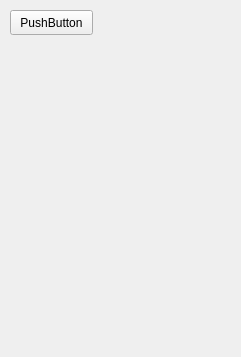
Qt form code/src/main/python/view/startview/start_view.ui (felixdittrich92/mission-uncuttable) before a commit.
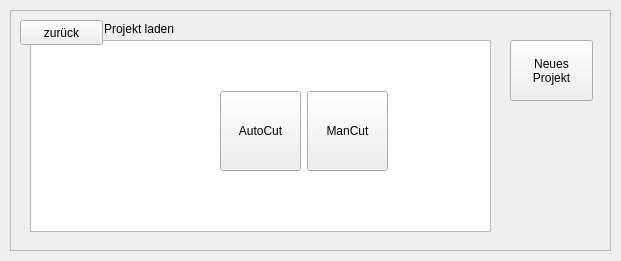
The same form after that commit.

Commit message:
#54 Implement and layout startview
Create layout of startview with buttons, listview, ...; Click on new_project_button switches frames; Click on manual_button opens videoeditor_view

```diff
--- a/code/src/main/python/view/startview/start_view.ui
+++ b/code/src/main/python/view/startview/start_view.ui
@@ -6,26 +6,139 @@
    <rect>
     <x>0</x>
     <y>0</y>
-    <width>241</width>
-    <height>357</height>
+    <width>621</width>
+    <height>261</height>
    </rect>
   </property>
   <property name="windowTitle">
    <string>UbiCut</string>
   </property>
   <widget class="QWidget" name="centralwidget">
-   <widget class="QPushButton" name="pushButton">
+   <widget class="QFrame" name="start_frame">
+    <property name="enabled">
+     <bool>true</bool>
+    </property>
     <property name="geometry">
      <rect>
       <x>10</x>
       <y>10</y>
-      <width>83</width>
-      <height>25</height>
+      <width>601</width>
+      <height>241</height>
      </rect>
     </property>
-    <property name="text">
-     <string>PushButton</string>
+    <property name="frameShape">
+     <enum>QFrame::StyledPanel</enum>
     </property>
+    <property name="frameShadow">
+     <enum>QFrame::Raised</enum>
+    </property>
+    <widget class="QPushButton" name="new_project_button">
+     <property name="geometry">
+      <rect>
+       <x>500</x>
+       <y>30</y>
+       <width>83</width>
+       <height>61</height>
+      </rect>
+     </property>
+     <property name="text">
+      <string>Neues 
+Projekt</string>
+     </property>
+    </widget>
+    <widget class="QListView" name="listView">
+     <property name="geometry">
+      <rect>
+       <x>20</x>
+       <y>30</y>
+       <width>461</width>
+       <height>192</height>
+      </rect>
+     </property>
+    </widget>
+    <widget class="QLabel" name="lbl_">
+     <property name="geometry">
+      <rect>
+       <x>20</x>
+       <y>10</y>
+       <width>191</width>
+       <height>17</height>
+      </rect>
+     </property>
+     <property name="text">
+      <string>Vorhandenes Projekt laden</string>
+     </property>
+    </widget>
+   </widget>
+   <widget class="QFrame" name="new_project_frame">
+    <property name="enabled">
+     <bool>true</bool>
+    </property>
+    <property name="geometry">
+     <rect>
+      <x>10</x>
+      <y>10</y>
+      <width>601</width>
+      <height>241</height>
+     </rect>
+    </property>
+    <property name="frameShape">
+     <enum>QFrame::StyledPanel</enum>
+    </property>
+    <property name="frameShadow">
+     <enum>QFrame::Raised</enum>
+    </property>
+    <widget class="QPushButton" name="back_button">
+     <property name="geometry">
+      <rect>
+       <x>10</x>
+       <y>10</y>
+       <width>83</width>
+       <height>25</height>
+      </rect>
+     </property>
+     <property name="text">
+      <string>zurück</string>
+     </property>
+    </widget>
+    <widget class="QWidget" name="">
+     <property name="geometry">
+      <rect>
+       <x>210</x>
+       <y>80</y>
+       <width>168</width>
+       <height>82</height>
+      </rect>
+     </property>
+     <layout class="QGridLayout" name="gridLayout">
+      <item row="0" column="0">
+       <widget class="QPushButton" name="auto_cut_button">
+        <property name="minimumSize">
+         <size>
+          <width>80</width>
+          <height>80</height>
+         </size>
+        </property>
+        <property name="text">
+         <string>AutoCut</string>
+        </property>
+       </widget>
+      </item>
+      <item row="0" column="1">
+       <widget class="QPushButton" name="manual_cut_button">
+        <property name="minimumSize">
+         <size>
+          <width>80</width>
+          <height>80</height>
+         </size>
+        </property>
+        <property name="text">
+         <string>ManCut</string>
+        </property>
+       </widget>
+      </item>
+     </layout>
+    </widget>
    </widget>
   </widget>
  </widget>
```
The commit also changes 6 other files.
